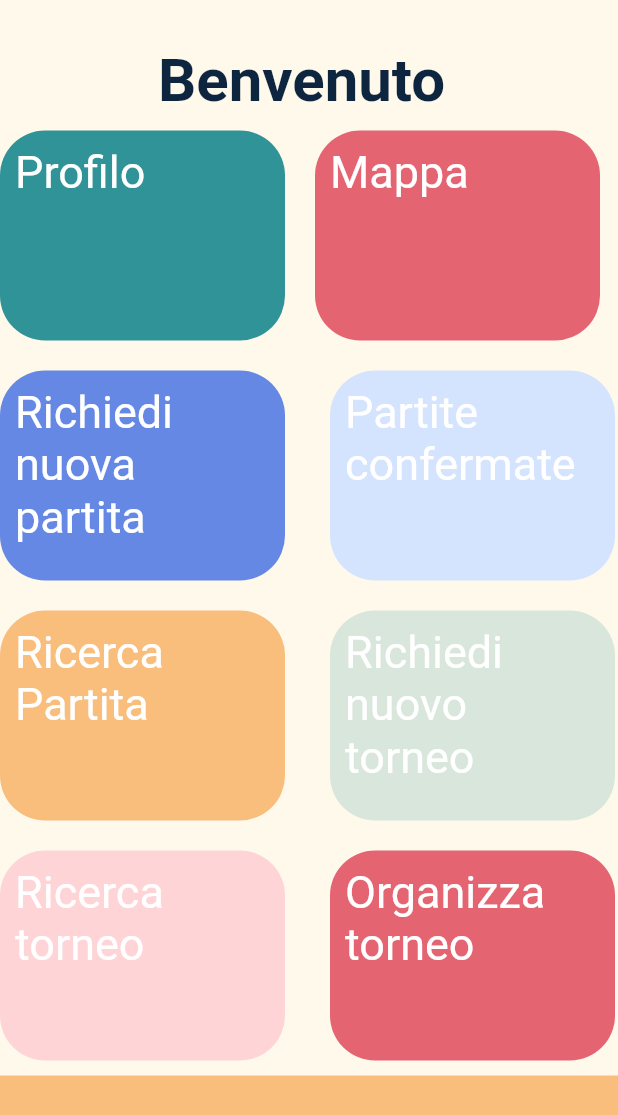
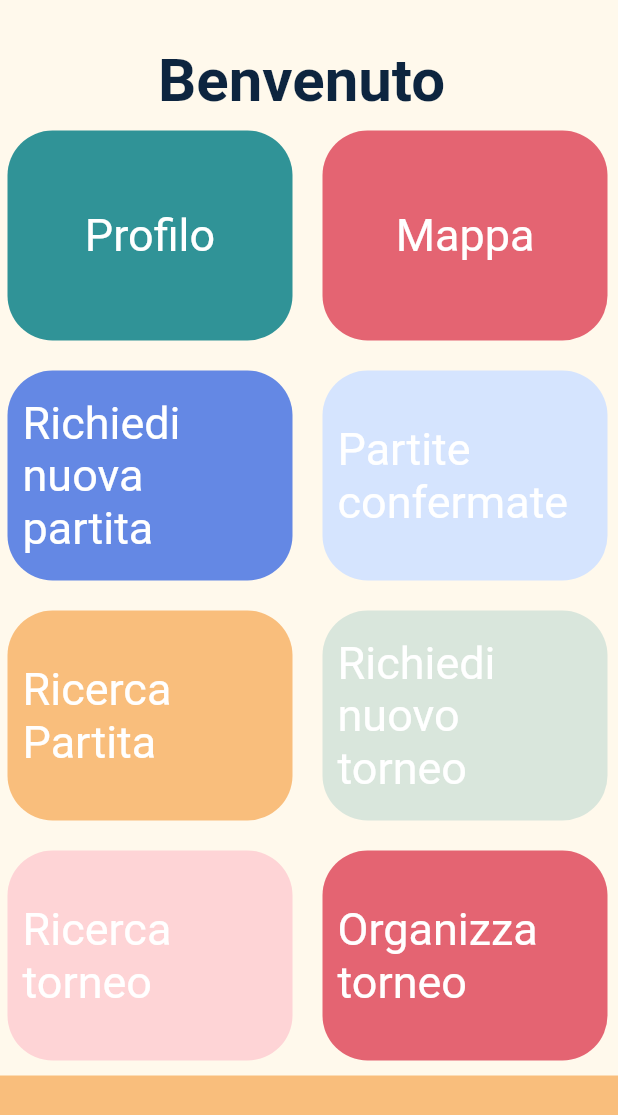
Before and after one commit to GiuseppeGalante/Emad2022-SportVillage, a Flutter app: the HomeGioState screen opened directly with empty values, on a phone screen of 412 x 824 dp. Shown: the top 1115 px of the screen. Run offline on Flutter 3.47's test engine with Material 2 defaults, Android fonts, the phone set to English and light mode, and no system bars; our stand-ins replace firebase_core, firebase_database, flutter_map, geocoding, geolocator, latlong2 and 2 more; missing offline and left inert: geocoder, time_picker_widget; accounts and stored records are empty.

Commit message:
Modifica home e splashscreen

```diff
--- a/lib/main.dart
+++ b/lib/main.dart
@@ -2,6 +2,7 @@ import 'package:flutter/material.dart';
 import 'screens/login.dart';
 import 'package:splashscreen/splashscreen.dart';
 import 'package:firebase_core/firebase_core.dart';
+import 'package:flutter_app_emad/theme/colors/light_colors.dart';
 
 Future<void> main() async {
   WidgetsFlutterBinding.ensureInitialized();
@@ -30,7 +31,7 @@ class Splash2 extends StatelessWidget {
       navigateAfterSeconds: MainLogin(),
       loadingText: Text("Loading"),
       photoSize: 200.0,
-      backgroundColor: Colors.blue,
+      backgroundColor: LightColors.kDarkYellow,
       image: Image(image:AssetImage("assets/images/logo.png")),
       loaderColor: Colors.white,
     );
--- a/lib/screens/home.dart
+++ b/lib/screens/home.dart
@@ -112,7 +112,9 @@ class _MyHomeGioState extends State<HomeGioState>{
                         padding: EdgeInsets.only(top: 30,left: 30,right: 30)
                     ),
                     Row(
+
                       children: <Widget>[
+                        SizedBox(width:5.0,height: 30.0),
                         GestureDetector(
                           onTap: ()  {
                             Navigator.push(context, MaterialPageRoute(
@@ -141,6 +143,7 @@ class _MyHomeGioState extends State<HomeGioState>{
                     ),
                     Row(
                       children: <Widget>[
+                        SizedBox(width:5.0,height: 30.0),
                         GestureDetector(
                           onTap: ()  {
                             getCentriSportivi().then((value) =>
@@ -159,7 +162,7 @@ class _MyHomeGioState extends State<HomeGioState>{
                           },
                           child :Cards(cardColor:LightColors.kBlue, title: "Richiedi nuova partita"),
                         ),
-                        SizedBox(width: 30.0),
+                        SizedBox(width:20.0,height: 30.0),
                         GestureDetector(
                           onTap: ()  {
                             Navigator.push(context, MaterialPageRoute(
@@ -177,6 +180,7 @@ class _MyHomeGioState extends State<HomeGioState>{
                     ),
                     Row(
                       children: <Widget>[
+                        SizedBox(width:5.0,height: 30.0),
                         GestureDetector(
                           onTap: ()  {
                             Navigator.push(context, MaterialPageRoute(
@@ -188,7 +192,7 @@ class _MyHomeGioState extends State<HomeGioState>{
                           child:Cards(cardColor:LightColors.kDarkYellow, title: "Ricerca Partita"),
                         ),
 
-                        SizedBox(width: 30.0),
+                        SizedBox(width:20.0,height: 30.0),
                         GestureDetector(
                           onTap: ()  {
                             Navigator.push(context, MaterialPageRoute(
@@ -206,6 +210,7 @@ class _MyHomeGioState extends State<HomeGioState>{
                     ),
                     Row(
                       children: <Widget>[
+                        SizedBox(width:5.0,height: 30.0),
                         GestureDetector(
                           onTap: ()  {
                             getTorneiAccettati().then((value) =>
@@ -220,7 +225,7 @@ class _MyHomeGioState extends State<HomeGioState>{
                           },
                           child:Cards(cardColor:LightColors.kPalePink, title: "Ricerca torneo"),
                         ),
-                        SizedBox(width: 30.0),
+                        SizedBox(width:20.0,height: 30.0),
                         GestureDetector(
                           onTap: ()  {getTorneiPronti(giocatore.id.key.toString()).then((value) =>
                           {
--- a/lib/widgets/card.dart
+++ b/lib/widgets/card.dart
@@ -24,11 +24,10 @@ class Cards  extends StatelessWidget {
           color: cardColor,
           borderRadius: BorderRadius.circular(30.0),
         ),
-           child: Column(
-              crossAxisAlignment: CrossAxisAlignment.start,
-              children: <Widget>[
+           child: Center(
+
+              child:
                 Text(
-
                   title,
                   style: TextStyle(
                     leadingDistribution: TextLeadingDistribution.even,
@@ -38,8 +37,6 @@ class Cards  extends StatelessWidget {
                     fontWeight: FontWeight.w400,
                   ),
                 ),
-
-              ],
             ),
 
         ),
```
